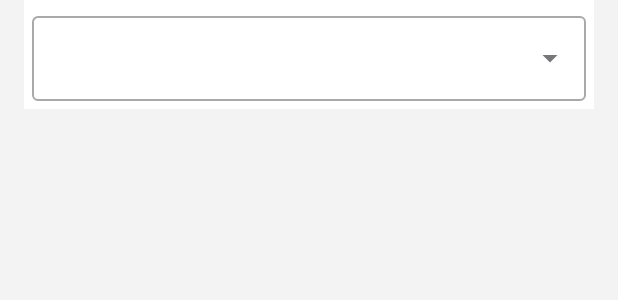
After one commit to Falcon-Technologies/Change-App-Language, an Android app: the layout activity_select_language_from_spinner.xml on its own in the app's theme, with its tools: preview values and no code run, on a phone screen of 412 x 824 dp. The commit adds this screen. Shown: the top 300 px of the screen. Run offline under Robolectric (Android 15) with nearby library versions, the phone set to English and light mode, and no system bars.

Commit message:
Custom Spinner Added

```diff
--- a/app/src/main/java/com/falcon/technologies/adapters/LanguagePreferencesAdapter.kt
+++ b/app/src/main/java/com/falcon/technologies/adapters/LanguagePreferencesAdapter.kt
@@ -16,8 +16,7 @@ import com.falcon.technologies.utils.Constants
 class LanguagePreferencesAdapter(
     private var listener: ICountryPrefListener,
     private val context: Context
-) :
-    RecyclerView.Adapter<LanguagePreferencesAdapter.LanguageViewHolder>() {
+) : RecyclerView.Adapter<LanguagePreferencesAdapter.LanguageViewHolder>() {
 
 
     var countryNamesList = mutableListOf<CountryModel>()
--- /dev/null
+++ b/app/src/main/res/layout/activity_select_language_from_spinner.xml
@@ -0,0 +1,57 @@
+<?xml version="1.0" encoding="utf-8"?>
+<androidx.constraintlayout.widget.ConstraintLayout xmlns:android="http://schemas.android.com/apk/res/android"
+    xmlns:app="http://schemas.android.com/apk/res-auto"
+    android:layout_width="match_parent"
+    android:layout_height="match_parent"
+    android:background="#f3f3f3">
+
+    <androidx.constraintlayout.widget.Guideline
+        android:id="@+id/guidelineStart"
+        android:layout_width="wrap_content"
+        android:layout_height="wrap_content"
+        android:orientation="vertical"
+        app:layout_constraintGuide_begin="16dp" />
+
+    <androidx.constraintlayout.widget.Guideline
+        android:id="@+id/guidelineEnd"
+        android:layout_width="wrap_content"
+        android:layout_height="wrap_content"
+        android:orientation="vertical"
+        app:layout_constraintGuide_end="16dp" />
+
+    <androidx.constraintlayout.widget.ConstraintLayout
+        android:id="@+id/cl_spinner"
+        android:layout_width="0dp"
+        android:layout_height="wrap_content"
+        android:background="#ffffff"
+        android:padding="5dp"
+        app:layout_constraintEnd_toEndOf="@id/guidelineEnd"
+        app:layout_constraintStart_toStartOf="@+id/guidelineStart"
+        app:layout_constraintTop_toTopOf="parent">
+
+        <com.google.android.material.textfield.TextInputLayout
+            android:id="@+id/spinner"
+            style="@style/Widget.MaterialComponents.TextInputLayout.OutlinedBox.ExposedDropdownMenu"
+            android:layout_width="match_parent"
+            android:layout_height="wrap_content"
+            app:layout_constraintBottom_toBottomOf="parent"
+            app:layout_constraintLeft_toLeftOf="parent"
+            app:layout_constraintTop_toTopOf="parent">
+
+            <androidx.appcompat.widget.AppCompatAutoCompleteTextView
+                android:id="@+id/asd"
+                android:layout_width="match_parent"
+                android:layout_height="match_parent"
+                android:cursorVisible="false"
+                android:dropDownHeight="300dp"
+                android:ellipsize="end"
+                android:focusable="false"
+                android:inputType="none"
+                android:maxLines="1"
+                android:popupBackground="@color/white" />
+
+        </com.google.android.material.textfield.TextInputLayout>
+
+    </androidx.constraintlayout.widget.ConstraintLayout>
+
+</androidx.constraintlayout.widget.ConstraintLayout>
```
Also changed, not shown: app/src/main/AndroidManifest.xml (+12 -8 lines), app/src/main/java/com/falcon/technologies/adapters/CustomSpinnerAdapter.kt (added, +39 -0 lines), app/src/main/java/com/falcon/technologies/model/CountryData.kt (added, +8 -0 lines), app/src/main/java/com/falcon/technologies/views/SelectLanguageFromSpinner.kt (added, +81 -0 lines), app/src/main/res/layout/item_custom_spinner.xml (added, +33 -0 lines).
